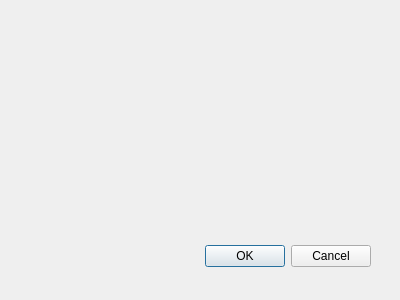
Qt form src/PreferencesDialog.ui (mrexodia/WorkraveQt) before a commit.
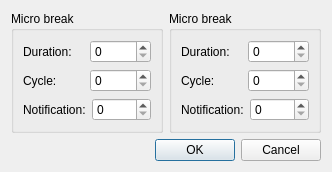
The same form after that commit. Icons and pictures are not drawn.

Commit message: Skeleton for PreferencesDialog

Diff of the .ui file:
```diff
--- a/src/PreferencesDialog.ui
+++ b/src/PreferencesDialog.ui
@@ -6,8 +6,8 @@
    <rect>
     <x>0</x>
     <y>0</y>
-    <width>400</width>
-    <height>300</height>
+    <width>332</width>
+    <height>166</height>
    </rect>
   </property>
   <property name="windowTitle">
@@ -17,22 +17,192 @@
    <iconset resource="resources.qrc">
     <normaloff>:/sheep.svg</normaloff>:/sheep.svg</iconset>
   </property>
-  <widget class="QDialogButtonBox" name="buttonBox">
-   <property name="geometry">
-    <rect>
-     <x>30</x>
-     <y>240</y>
-     <width>341</width>
-     <height>32</height>
-    </rect>
-   </property>
-   <property name="orientation">
-    <enum>Qt::Horizontal</enum>
-   </property>
-   <property name="standardButtons">
-    <set>QDialogButtonBox::Cancel|QDialogButtonBox::Ok</set>
-   </property>
-  </widget>
+  <layout class="QVBoxLayout" name="verticalLayout_3">
+   <item>
+    <layout class="QHBoxLayout" name="horizontalLayout_7">
+     <item>
+      <widget class="QGroupBox" name="groupBox">
+       <property name="title">
+        <string>Micro break</string>
+       </property>
+       <layout class="QVBoxLayout" name="verticalLayout">
+        <item>
+         <layout class="QHBoxLayout" name="horizontalLayout">
+          <item>
+           <widget class="QLabel" name="labelMicroBreakDuration">
+            <property name="text">
+             <string>Duration:</string>
+            </property>
+           </widget>
+          </item>
+          <item>
+           <widget class="QSpinBox" name="spinBoxMicroBreakDuration">
+            <property name="minimumSize">
+             <size>
+              <width>50</width>
+              <height>0</height>
+             </size>
+            </property>
+           </widget>
+          </item>
+         </layout>
+        </item>
+        <item>
+         <layout class="QHBoxLayout" name="horizontalLayout_2">
+          <item>
+           <widget class="QLabel" name="labelMicroBreakCycle">
+            <property name="text">
+             <string>Cycle:</string>
+            </property>
+           </widget>
+          </item>
+          <item>
+           <widget class="QSpinBox" name="spinBoxMicroBreakCycle">
+            <property name="minimumSize">
+             <size>
+              <width>50</width>
+              <height>0</height>
+             </size>
+            </property>
+           </widget>
+          </item>
+         </layout>
+        </item>
+        <item>
+         <layout class="QHBoxLayout" name="horizontalLayout_3">
+          <item>
+           <widget class="QLabel" name="labelMicroBreakNotification">
+            <property name="text">
+             <string>Notification:</string>
+            </property>
+           </widget>
+          </item>
+          <item>
+           <widget class="QSpinBox" name="spinBoxMicroBreakNotification">
+            <property name="minimumSize">
+             <size>
+              <width>50</width>
+              <height>0</height>
+             </size>
+            </property>
+           </widget>
+          </item>
+         </layout>
+        </item>
+        <item>
+         <spacer name="verticalSpacer">
+          <property name="orientation">
+           <enum>Qt::Vertical</enum>
+          </property>
+          <property name="sizeHint" stdset="0">
+           <size>
+            <width>20</width>
+            <height>40</height>
+           </size>
+          </property>
+         </spacer>
+        </item>
+       </layout>
+      </widget>
+     </item>
+     <item>
+      <widget class="QGroupBox" name="groupBox_2">
+       <property name="title">
+        <string>Micro break</string>
+       </property>
+       <layout class="QVBoxLayout" name="verticalLayout_2">
+        <item>
+         <layout class="QHBoxLayout" name="horizontalLayout_4">
+          <item>
+           <widget class="QLabel" name="labelMicroBreakDuration_2">
+            <property name="text">
+             <string>Duration:</string>
+            </property>
+           </widget>
+          </item>
+          <item>
+           <widget class="QSpinBox" name="spinBoxMicroBreakDuration_2">
+            <property name="minimumSize">
+             <size>
+              <width>50</width>
+              <height>0</height>
+             </size>
+            </property>
+           </widget>
+          </item>
+         </layout>
+        </item>
+        <item>
+         <layout class="QHBoxLayout" name="horizontalLayout_5">
+          <item>
+           <widget class="QLabel" name="labelMicroBreakCycle_2">
+            <property name="text">
+             <string>Cycle:</string>
+            </property>
+           </widget>
+          </item>
+          <item>
+           <widget class="QSpinBox" name="spinBoxMicroBreakCycle_2">
+            <property name="minimumSize">
+             <size>
+              <width>50</width>
+              <height>0</height>
+             </size>
+            </property>
+           </widget>
+          </item>
+         </layout>
+        </item>
+        <item>
+         <layout class="QHBoxLayout" name="horizontalLayout_6">
+          <item>
+           <widget class="QLabel" name="labelMicroBreakNotification_2">
+            <property name="text">
+             <string>Notification:</string>
+            </property>
+           </widget>
+          </item>
+          <item>
+           <widget class="QSpinBox" name="spinBoxMicroBreakNotification_2">
+            <property name="minimumSize">
+             <size>
+              <width>50</width>
+              <height>0</height>
+             </size>
+            </property>
+           </widget>
+          </item>
+         </layout>
+        </item>
+        <item>
+         <spacer name="verticalSpacer_2">
+          <property name="orientation">
+           <enum>Qt::Vertical</enum>
+          </property>
+          <property name="sizeHint" stdset="0">
+           <size>
+            <width>20</width>
+            <height>40</height>
+           </size>
+          </property>
+         </spacer>
+        </item>
+       </layout>
+      </widget>
+     </item>
+    </layout>
+   </item>
+   <item>
+    <widget class="QDialogButtonBox" name="buttonBox">
+     <property name="orientation">
+      <enum>Qt::Horizontal</enum>
+     </property>
+     <property name="standardButtons">
+      <set>QDialogButtonBox::Cancel|QDialogButtonBox::Ok</set>
+     </property>
+    </widget>
+   </item>
+  </layout>
  </widget>
  <resources>
   <include location="resources.qrc"/>
```
